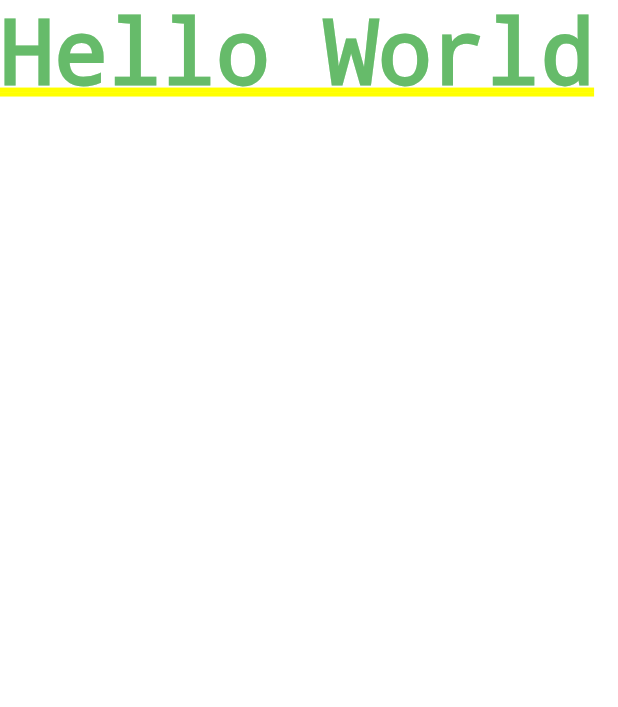
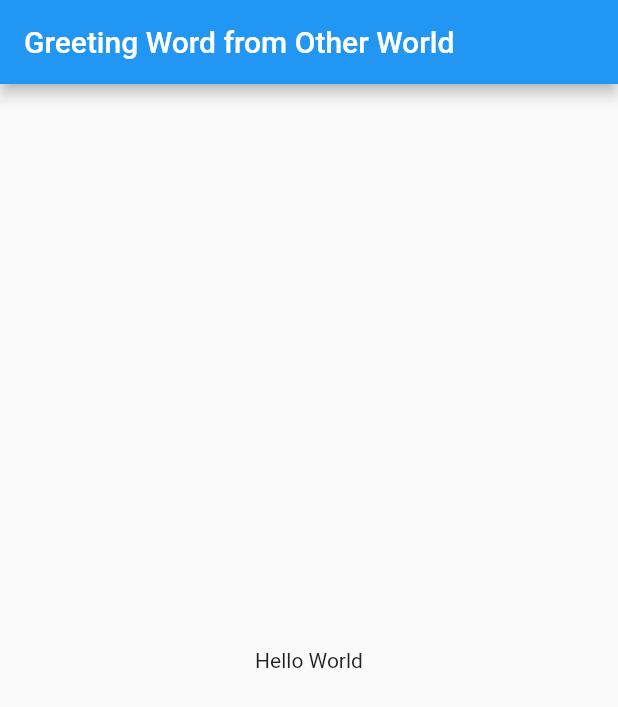
Before and after one commit to AL1Skey/Flutter-Hello-World, a Flutter app: the screen it shows after launch, on a phone screen of 412 x 824 dp. Shown: the top 707 px of the screen. Run offline on Flutter 3.47's test engine with Material 2 defaults, Android fonts, the phone set to English and light mode, and no system bars.

Commit message:
First Commit

```diff
--- a/lib/main.dart
+++ b/lib/main.dart
@@ -6,7 +6,14 @@ class Test extends StatelessWidget {
   @override
   Widget build(BuildContext context) {
     return MaterialApp(
-        home: Text('Hello World',
-            style: TextStyle(fontSize: 60, color: Colors.green[400])));
+      theme: ThemeData(primaryColor: Colors.lightBlue),
+      home: Scaffold(
+          appBar: AppBar(
+            title: Text('Greeting Word from Other World'),
+          ),
+          body: Center(
+            child: Text('Hello World'),
+          )),
+    );
   }
 }
```
